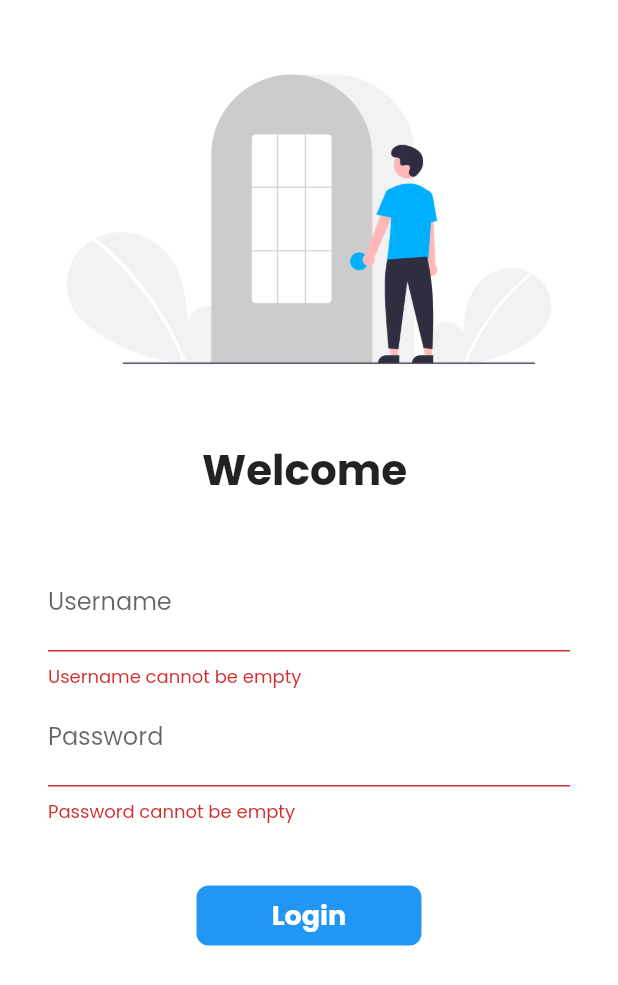
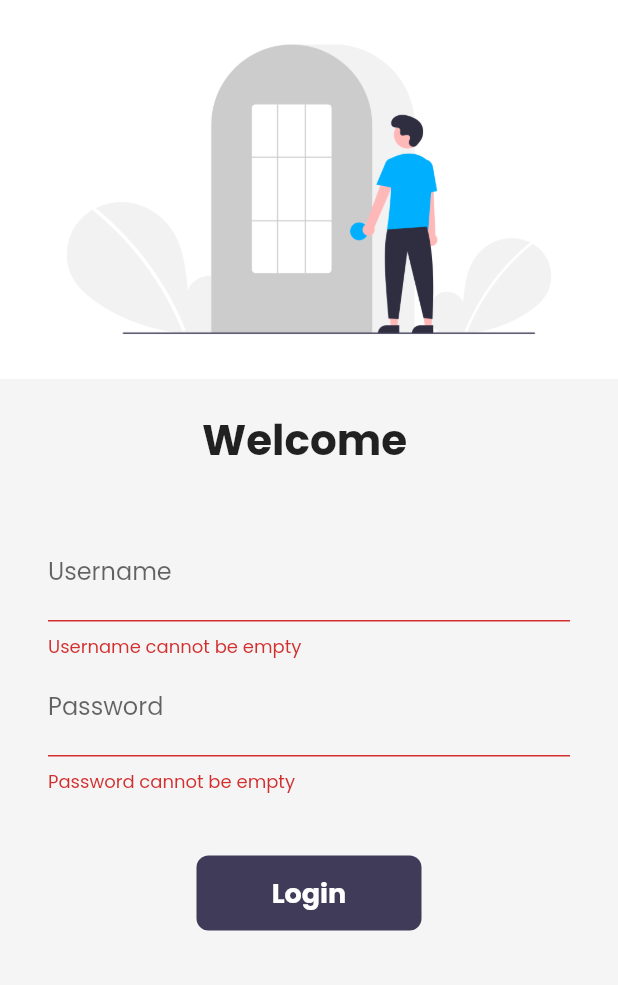
Before and after one commit to lokhandeyogesh7/30daysofFlutter, a Flutter app: the LoginPage screen opened by its route, after a tap on "Login", on a phone screen of 412 x 824 dp. Shown: the top 985 px of the screen. Run offline on Flutter 3.47's test engine with Material 2 defaults, Android fonts, the phone set to English and light mode, and no system bars; our stand-ins replace google_fonts, velocity_x; network calls fail.

Commit message:
day21 completed

```diff
--- a/lib/models/catalog.dart
+++ b/lib/models/catalog.dart
@@ -1,6 +1,7 @@
-
 class CatalogModel {
   static List<Item> items = [];
+
+  Item getItemById(int id) => items.firstWhere((element) => element.id == id);
 }
 
 class Item {
--- a/lib/pages/cart_page.dart
+++ b/lib/pages/cart_page.dart
@@ -6,7 +6,7 @@ class CartPage extends StatelessWidget {
   @override
   Widget build(BuildContext context) {
     return Scaffold(
-      backgroundColor: MyThemes.creamColor,
+      backgroundColor: context.canvasColor,
       appBar: AppBar(
         backgroundColor: Colors.transparent,
         title: "Cart".text.make(),
--- a/lib/pages/login_page.dart
+++ b/lib/pages/login_page.dart
@@ -1,5 +1,6 @@
 import 'package:flutter/material.dart';
 import 'package:flutter_application_1/utils/MyRoutes.dart';
+import 'package:velocity_x/velocity_x.dart';
 
 class LoginPage extends StatefulWidget {
   @override
@@ -28,15 +29,12 @@ class _LoginPageState extends State<LoginPage> {
   @override
   Widget build(BuildContext context) {
     return Material(
-        color: Colors.white,
+        color: context.canvasColor,
         child: SingleChildScrollView(
           child: Form(
             key: _formKey,
             child: Column(
               children: [
-                SizedBox(
-                  height: 20.0,
-                ),
                 Image.asset(
                   "assets/images/login.png",
                   fit: BoxFit.cover,
@@ -47,8 +45,8 @@ class _LoginPageState extends State<LoginPage> {
                 Text(
                   "Welcome $name",
                   style: TextStyle(
+                    fontSize: 28,
                     fontWeight: FontWeight.bold,
-                    fontSize: 28.0,
                   ),
                 ),
                 SizedBox(
@@ -61,13 +59,14 @@ class _LoginPageState extends State<LoginPage> {
                     children: [
                       TextFormField(
                         decoration: InputDecoration(
-                          hintText: "Enter Username",
+                          hintText: "Enter username",
                           labelText: "Username",
                         ),
                         validator: (value) {
                           if (value.isEmpty) {
                             return "Username cannot be empty";
                           }
+
                           return null;
                         },
                         onChanged: (value) {
@@ -78,15 +77,16 @@ class _LoginPageState extends State<LoginPage> {
                       TextFormField(
                         obscureText: true,
                         decoration: InputDecoration(
-                          hintText: "Enter Password",
+                          hintText: "Enter password",
                           labelText: "Password",
                         ),
                         validator: (value) {
                           if (value.isEmpty) {
                             return "Password cannot be empty";
-                          } else if (value.length < 5) {
-                            return "Password length should be atleast 5";
+                          } else if (value.length < 6) {
+                            return "Password length should be atleast 6";
                           }
+
                           return null;
                         },
                       ),
@@ -94,28 +94,27 @@ class _LoginPageState extends State<LoginPage> {
                         height: 40.0,
                       ),
                       Material(
-                        color: Colors.blue,
-                        borderRadius: BorderRadius.circular(
-                          changeButton ? 40 : 8,
-                        ),
+                        color: context.theme.buttonColor,
+                        borderRadius:
+                            BorderRadius.circular(changeButton ? 50 : 8),
                         child: InkWell(
                           onTap: () => moveToHome(context),
                           child: AnimatedContainer(
-                            duration: Duration(
-                              seconds: 1,
-                            ),
-                            height: 40,
-                            width: changeButton ? 40 : 150,
+                            duration: Duration(seconds: 1),
+                            width: changeButton ? 50 : 150,
+                            height: 50,
                             alignment: Alignment.center,
                             child: changeButton
-                                ? Icon(Icons.done, color: Colors.white)
+                                ? Icon(
+                                    Icons.done,
+                                    color: Colors.white,
+                                  )
                                 : Text(
                                     "Login",
                                     style: TextStyle(
-                                      fontSize: 18,
-                                      color: Colors.white,
-                                      fontWeight: FontWeight.bold,
-                                    ),
+                                        color: Colors.white,
+                                        fontWeight: FontWeight.bold,
+                                        fontSize: 18),
                                   ),
                           ),
                         ),
```
